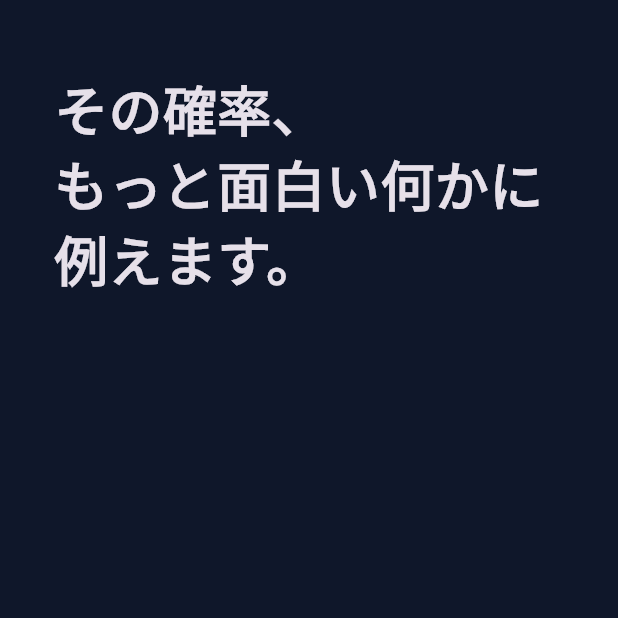
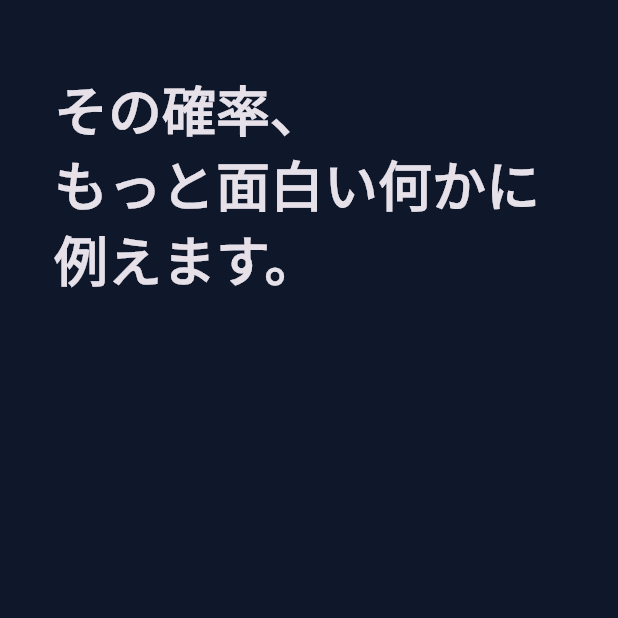
Before and after one commit to renusuda/touka, a Flutter app: the screen it shows after launch, on a phone screen of 412 x 824 dp, the top half of it. Run offline on Flutter 3.47's test engine with Material 3 defaults, Android fonts, the phone set to English and light mode, and no system bars.

Commit message:
refactor: Use theme text style for hero text instead of hardcoded TextStyle
Co-Authored-By: Claude Opus 4.6 <noreply@anthropic.com>

```diff
--- a/lib/widgets/hero_text.dart
+++ b/lib/widgets/hero_text.dart
@@ -5,29 +5,26 @@ class HeroText extends StatelessWidget {
 
   @override
   Widget build(BuildContext context) {
-    return const Column(
+    return Column(
       crossAxisAlignment: CrossAxisAlignment.start,
       children: [
         Text(
           'その確率、',
-          style: TextStyle(
-            fontSize: 36,
+          style: Theme.of(context).textTheme.displaySmall?.copyWith(
             fontWeight: FontWeight.w900,
             height: 1.4,
           ),
         ),
         Text(
           'もっと面白い何かに',
-          style: TextStyle(
-            fontSize: 36,
+          style: Theme.of(context).textTheme.displaySmall?.copyWith(
             fontWeight: FontWeight.w900,
             height: 1.4,
           ),
         ),
         Text(
           '例えます。',
-          style: TextStyle(
-            fontSize: 36,
+          style: Theme.of(context).textTheme.displaySmall?.copyWith(
             fontWeight: FontWeight.w900,
             height: 1.4,
           ),
```
